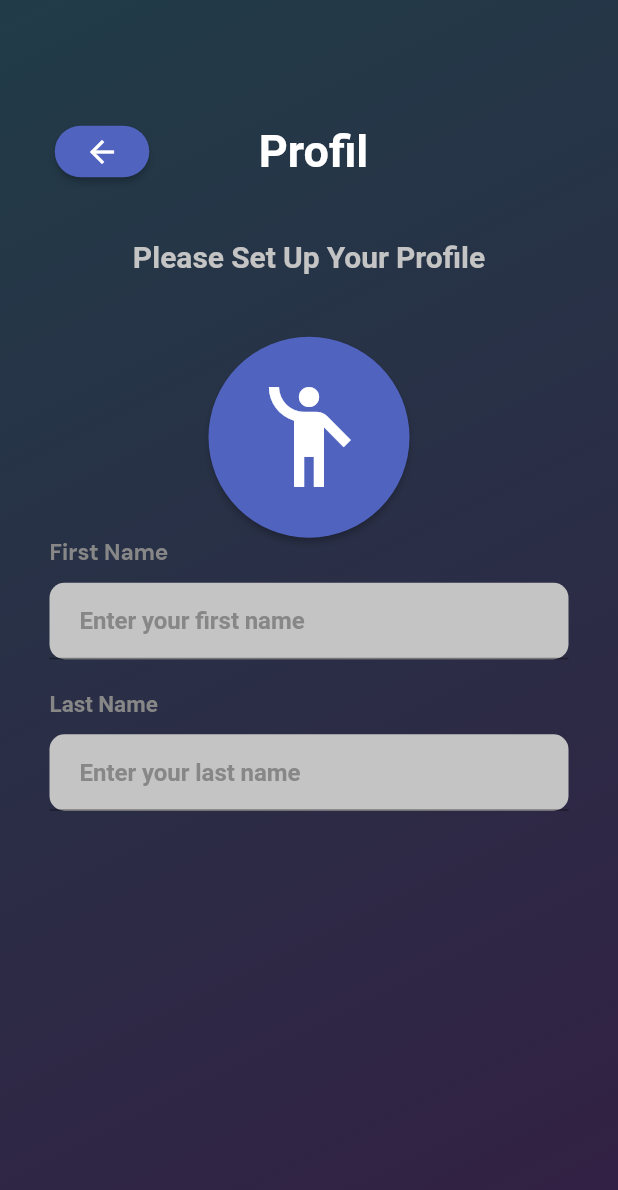
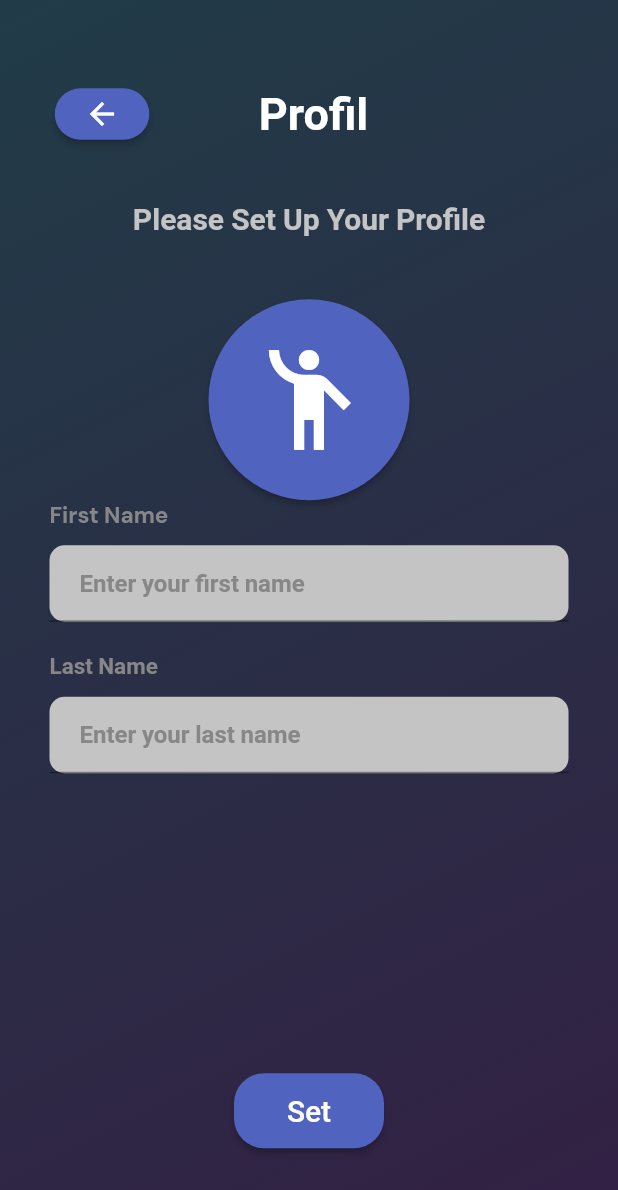
Before and after one commit to Maisho20/Dompet-digital, a Flutter app: the Profil screen opened by its route, on a phone screen of 412 x 824 dp. Shown: the top 1190 px of the screen. Run offline on Flutter 3.47's test engine with Material 3 defaults, Android fonts, the phone set to English and light mode, and no system bars; our stand-ins replace camera, font_awesome_flutter, google_fonts, image_picker, intl_phone_field, pin_code_fields; missing offline and left inert: google_ml_kit.

Commit message:
Update Profile

```diff
--- a/lib/pages/profil.dart
+++ b/lib/pages/profil.dart
@@ -163,6 +163,19 @@ class Profil extends StatelessWidget {
                       ],
                     ),
                   ),
+                  Container(
+                    child: ElevatedButton(
+                      onPressed: () {},
+                      child: Text('Set', style: TextStyle(fontSize: 20)),
+                      style: ElevatedButton.styleFrom(
+                        fixedSize: Size(100, 50),
+                        shape: RoundedRectangleBorder(
+                          borderRadius: BorderRadius.circular(20),
+                        ),
+                        backgroundColor: loginBtnColor,
+                      ),
+                    ),
+                  )
                 ],
               ),
             ),
```
